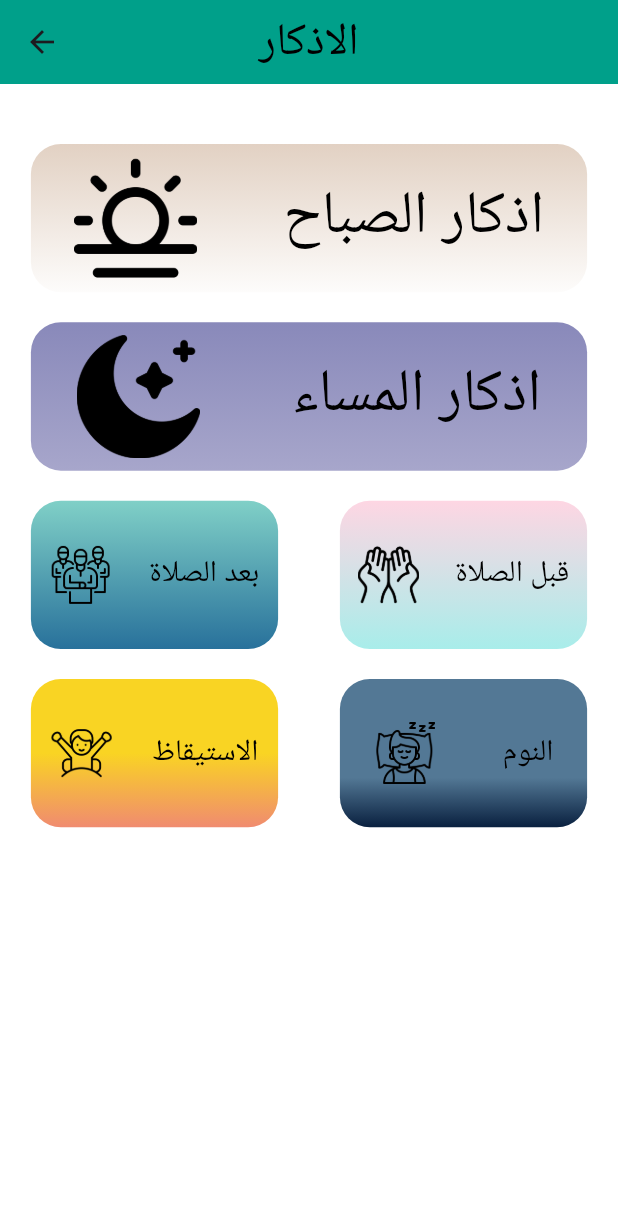
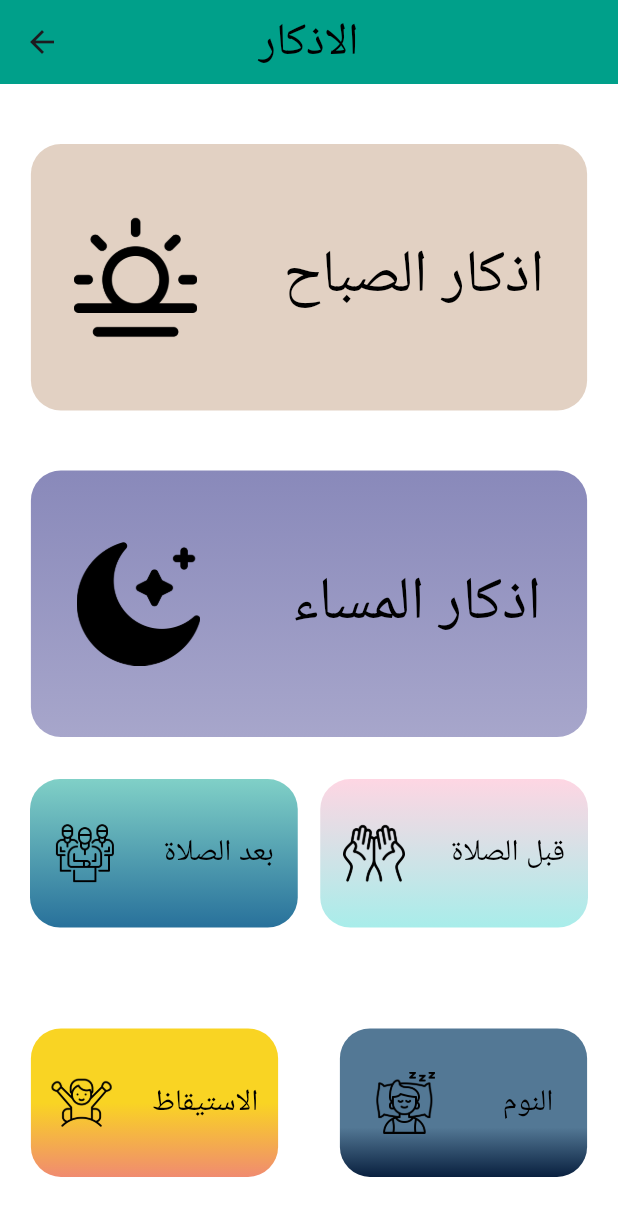
Before and after one commit to hazzemSaid/quran_app, a Flutter app: the alzkarWidget screen opened directly, on a phone screen of 412 x 824 dp. Shown: the top 1216 px of the screen. Run offline on Flutter 3.47's test engine with Material 3 defaults, Android fonts, the phone set to English and light mode, and no system bars; our stand-ins replace font_awesome_flutter, go_router, google_fonts; missing offline and left inert: keyboard_avoider; Roboto replaces fonts that are missing (Tajawal).

Commit message:
Refactor azkar_widget layout for improved responsiveness and structure

```diff
--- a/lib/features/home/presentation/widgets/alzakr.dart
+++ b/lib/features/home/presentation/widgets/alzakr.dart
@@ -29,17 +29,25 @@ class alzkarWidget extends StatelessWidget {
                 height: 20,
                 width: double.infinity,
               ),
-              azkar_widget(
+              Expanded(
+                child: azkar_widget(
                   factoroftitle: 2,
                   factorofwidth: 0.9,
                   colorList: [
-                  const Color.fromARGB(255, 253, 252, 251),
+                    const Color.fromARGB(255, 226, 209, 195),
+                    const Color.fromARGB(255, 226, 209, 195),
                     const Color.fromARGB(255, 226, 209, 195),
                   ],
                   title: "اذكار الصباح",
                   image: MyAssets.sun,
                 ),
-              azkar_widget(
+              ),
+              SizedBox(
+                height: 20,
+                width: double.infinity,
+              ),
+              Expanded(
+                child: azkar_widget(
                   factoroftitle: 2,
                   factorofwidth: 0.9,
                   colorList: [
@@ -49,10 +57,16 @@ class alzkarWidget extends StatelessWidget {
                   title: "اذكار المساء",
                   image: MyAssets.moon,
                 ),
-              Row(
+              ),
+              Padding(
+                padding:
+                    const EdgeInsets.symmetric(horizontal: 20.0, vertical: 8.0),
+                child: Expanded(
+                  child: Row(
                     mainAxisAlignment: MainAxisAlignment.spaceAround,
                     children: [
-                  azkar_widget(
+                      Expanded(
+                        child: azkar_widget(
                           factoroftitle: 1,
                           factorofwidth: 0.4,
                           colorList: [
@@ -63,7 +77,12 @@ class alzkarWidget extends StatelessWidget {
                           title: 'بعد الصلاة',
                           image: MyAssets.shalat,
                         ),
-                  azkar_widget(
+                      ),
+                      SizedBox(
+                        width: 15,
+                      ),
+                      Expanded(
+                        child: azkar_widget(
                           factorofwidth: 0.4,
                           factoroftitle: 1,
                           colorList: [
@@ -73,9 +92,13 @@ class alzkarWidget extends StatelessWidget {
                           title: 'قبل الصلاة',
                           image: MyAssets.openhand,
                         ),
+                      ),
                     ],
                   ),
-              Row(
+                ),
+              ),
+              Expanded(
+                child: Row(
                   mainAxisAlignment: MainAxisAlignment.spaceAround,
                   children: [
                     azkar_widget(
@@ -104,6 +127,7 @@ class alzkarWidget extends StatelessWidget {
                       image: MyAssets.sleep,
                     ),
                   ],
+                ),
               )
             ],
           ),
```
Lines whose indentation alone changed are shown as unchanged.
